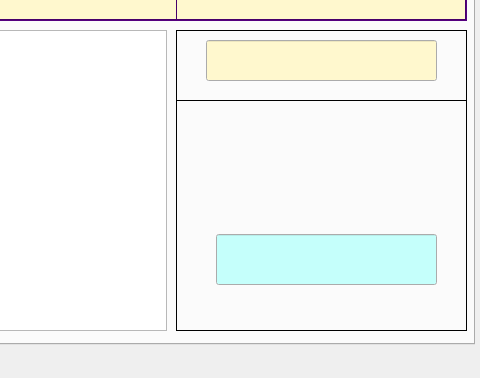
Qt form qt_prototip/mainwindow.ui (p-anna/pharmacy) before a commit; both pictures show x 576 to 1056 and y 316 to 694 of the 1056 by 694 pixel window.
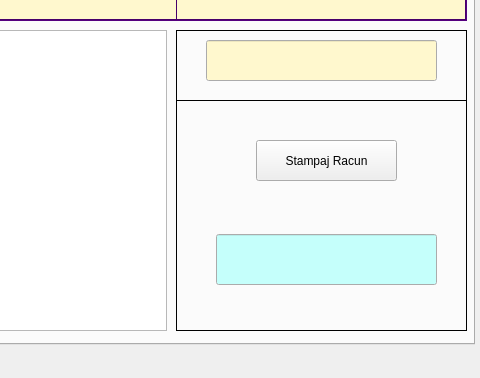
The same form after that commit. Icons and pictures are not drawn.

```diff
--- a/qt_prototip/mainwindow.ui
+++ b/qt_prototip/mainwindow.ui
@@ -494,6 +494,19 @@
         <bool>true</bool>
        </property>
       </widget>
+      <widget class="QPushButton" name="pushButton">
+       <property name="geometry">
+        <rect>
+         <x>80</x>
+         <y>40</y>
+         <width>141</width>
+         <height>41</height>
+        </rect>
+       </property>
+       <property name="text">
+        <string>Stampaj Racun</string>
+       </property>
+      </widget>
      </widget>
      <widget class="QTableWidget" name="tableWidget">
       <property name="geometry">
```
